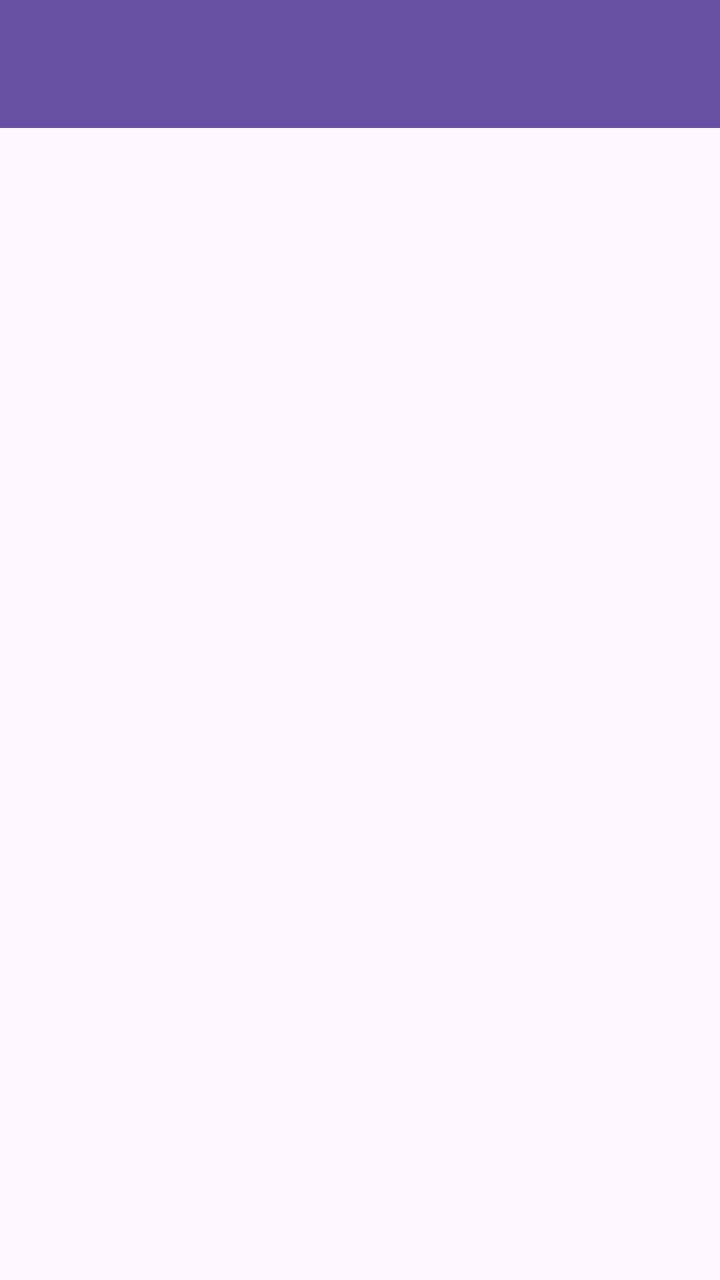
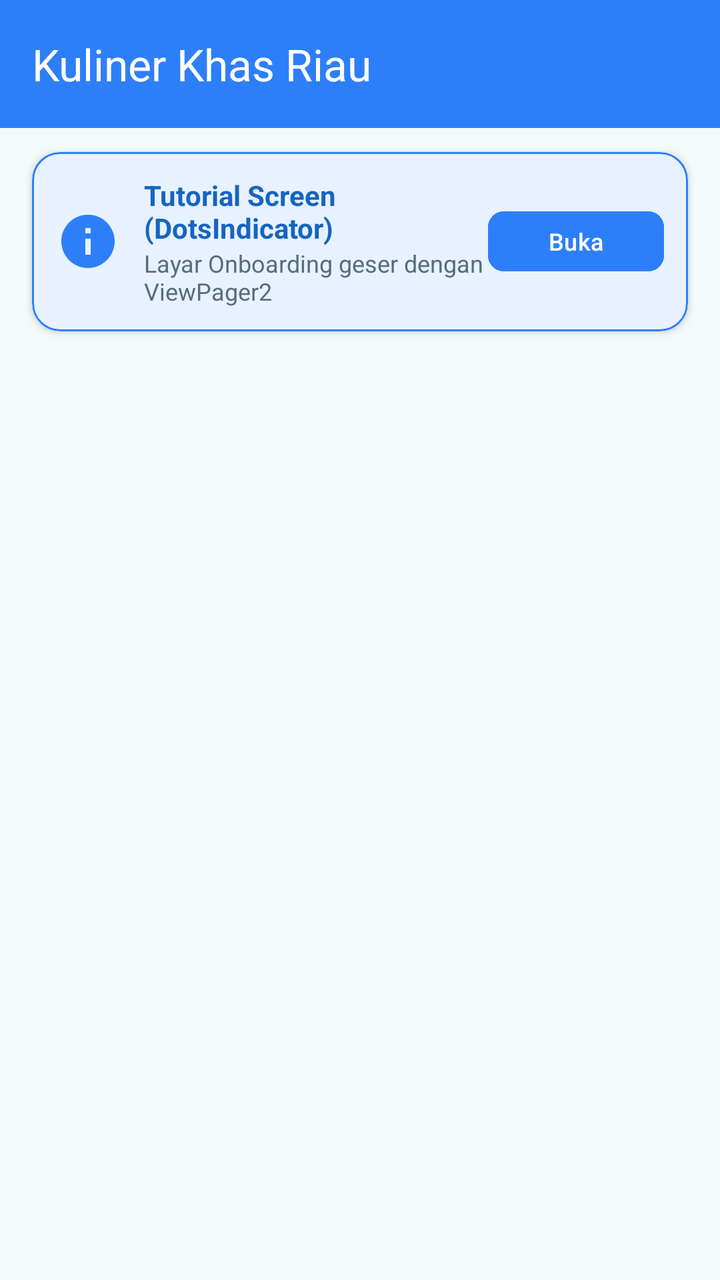

The first picture is an Android layout as it rendered before a commit; the second is the same layout after the commit. The layout source and the unified diff follow.
<!-- AndroidManifest.xml: application theme Theme.Elenfransiska_3tib -->
<!-- res/layout/fragment_kuliner.xml -->
<?xml version="1.0" encoding="utf-8"?>
<androidx.coordinatorlayout.widget.CoordinatorLayout xmlns:android="http://schemas.android.com/apk/res/android"
    xmlns:app="http://schemas.android.com/apk/res-auto"
    xmlns:tools="http://schemas.android.com/tools"
    android:layout_width="match_parent"
    android:layout_height="match_parent"
    tools:context=".Kuliner.KulinerFragment">

    <com.google.android.material.appbar.AppBarLayout
        android:id="@+id/appBarLayout"
        android:layout_width="match_parent"
        android:layout_height="wrap_content"
        android:theme="@style/ThemeOverlay.AppCompat.Dark.ActionBar">

        <androidx.appcompat.widget.Toolbar
            android:id="@+id/toolbar"
            android:layout_width="match_parent"
            android:layout_height="?attr/actionBarSize"
            android:background="?attr/colorPrimary"
            app:layout_scrollFlags="scroll|enterAlways"
            app:titleTextColor="@android:color/white" />

    </com.google.android.material.appbar.AppBarLayout>

    <ListView
        android:id="@+id/listKulinerItems"
        android:layout_width="match_parent"
        android:layout_height="match_parent"
        app:layout_behavior="@string/appbar_scrolling_view_behavior" />

</androidx.coordinatorlayout.widget.CoordinatorLayout>
<!-- resources referenced by this layout -->
<resources>
  <style name="Theme.Elenfransiska_3tib" parent="Base.Theme.Elenfransiska_3tib" />
  <style name="Base.Theme.Elenfransiska_3tib" parent="Theme.Material3.DayNight.NoActionBar">
          
          
      </style>
</resources>

<!-- the commit's change to res/layout/fragment_kuliner.xml (unified diff, before → after) -->
@@ -4,6 +4,7 @@
     xmlns:tools="http://schemas.android.com/tools"
     android:layout_width="match_parent"
     android:layout_height="match_parent"
+    android:background="#F4FAFC"
     tools:context=".Kuliner.KulinerFragment">
 
     <com.google.android.material.appbar.AppBarLayout
@@ -16,16 +17,90 @@
             android:id="@+id/toolbar"
             android:layout_width="match_parent"
             android:layout_height="?attr/actionBarSize"
-            android:background="?attr/colorPrimary"
+            android:background="#2D7FF9"
             app:layout_scrollFlags="scroll|enterAlways"
+            app:popupTheme="@style/ThemeOverlay.AppCompat.Light"
+            app:title="Kuliner Khas Riau"
             app:titleTextColor="@android:color/white" />
 
     </com.google.android.material.appbar.AppBarLayout>
 
-    <ListView
-        android:id="@+id/listKulinerItems"
+    <LinearLayout
         android:layout_width="match_parent"
         android:layout_height="match_parent"
-        app:layout_behavior="@string/appbar_scrolling_view_behavior" />
+        android:orientation="vertical"
+        app:layout_behavior="@string/appbar_scrolling_view_behavior">
+
+        
+        <com.google.android.material.card.MaterialCardView
+            android:id="@+id/cardTutorialKuliner"
+            android:layout_width="match_parent"
+            android:layout_height="wrap_content"
+            android:layout_marginHorizontal="16dp"
+            android:layout_marginTop="12dp"
+            android:layout_marginBottom="6dp"
+            app:cardBackgroundColor="#E8F1FF"
+            app:cardCornerRadius="14dp"
+            app:cardElevation="2dp"
+            app:strokeColor="#2D7FF9"
+            app:strokeWidth="1dp">
+
+            <LinearLayout
+                android:layout_width="match_parent"
+                android:layout_height="wrap_content"
+                android:gravity="center_vertical"
+                android:orientation="horizontal"
+                android:padding="12dp">
+
+                <ImageView
+                    android:layout_width="32dp"
+                    android:layout_height="32dp"
+                    android:contentDescription="Info Tutorial"
+                    android:src="@drawable/ic_info"
+                    app:tint="#2D7FF9" />
+
+                <LinearLayout
+                    android:layout_width="0dp"
+                    android:layout_height="wrap_content"
+                    android:layout_marginStart="12dp"
+                    android:layout_weight="1"
+                    android:orientation="vertical">
+
+                    <TextView
+                        android:layout_width="wrap_content"
+                        android:layout_height="wrap_content"
+                        android:text="Tutorial Screen (DotsIndicator)"
+                        android:textColor="#1565C0"
+                        android:textSize="14sp"
+                        android:textStyle="bold" />
+
+                    <TextView
+                        android:layout_width="wrap_content"
+                        android:layout_height="wrap_content"
+                        android:text="Layar Onboarding geser dengan ViewPager2"
+                        android:textColor="#546E7A"
+                        android:textSize="12sp" />
+                </LinearLayout>
+
+                <com.google.android.material.button.MaterialButton
+                    android:id="@+id/btnBannerTutorial"
+                    android:layout_width="wrap_content"
+                    android:layout_height="38dp"
+                    android:backgroundTint="#2D7FF9"
+                    android:text="Buka"
+                    android:textSize="12sp"
+                    app:cornerRadius="8dp" />
+            </LinearLayout>
+        </com.google.android.material.card.MaterialCardView>
+
+        <ListView
+            android:id="@+id/listKulinerItems"
+            android:layout_width="match_parent"
+            android:layout_height="0dp"
+            android:layout_weight="1"
+            android:paddingHorizontal="4dp"
+            android:divider="@android:color/transparent"
+            android:dividerHeight="8dp" />
+    </LinearLayout>
 
 </androidx.coordinatorlayout.widget.CoordinatorLayout>
<!-- resource entries referenced after the edit -->
@@ -1,9 +1,20 @@
 <!-- resources referenced by this layout -->
 <resources>
+  <!-- drawable ic_info (drawable) -->
+  <vector xmlns:android="http://schemas.android.com/apk/res/android"
+      android:width="24dp"
+      android:height="24dp"
+      android:viewportWidth="24"
+      android:viewportHeight="24">
+    <path
+        android:fillColor="#FFFFFF"
+        android:pathData="M12,2C6.48,2 2,6.48 2,12s4.48,10 10,10 10,-4.48 10,-10S17.52,2 12,2zm1,15h-2v-6h2v6zm0,-8h-2V7h2v2z"/>
+  </vector>
   <style name="Theme.Elenfransiska_3tib" parent="Base.Theme.Elenfransiska_3tib" />
   <style name="Base.Theme.Elenfransiska_3tib" parent="Theme.Material3.DayNight.NoActionBar">
-          
-          
+          <item name="colorPrimary">#2D7FF9</item>
+          <item name="colorPrimaryVariant">#1565C0</item>
+          <item name="colorSecondary">#2ABF88</item>
       </style>
 </resources>
 
